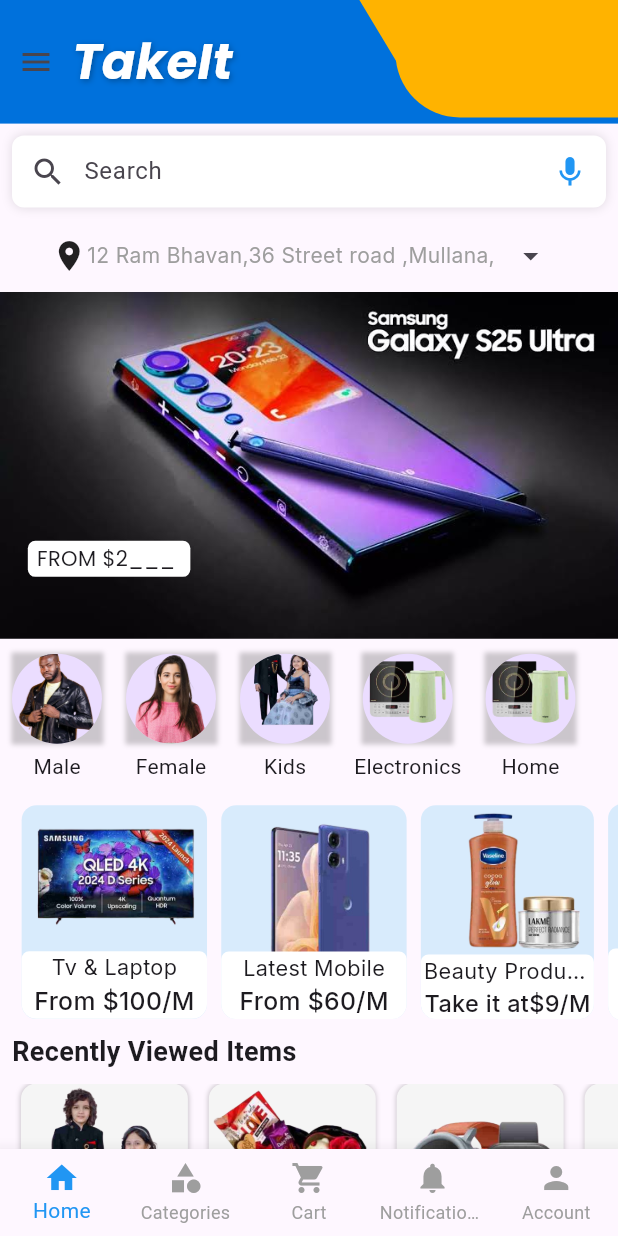
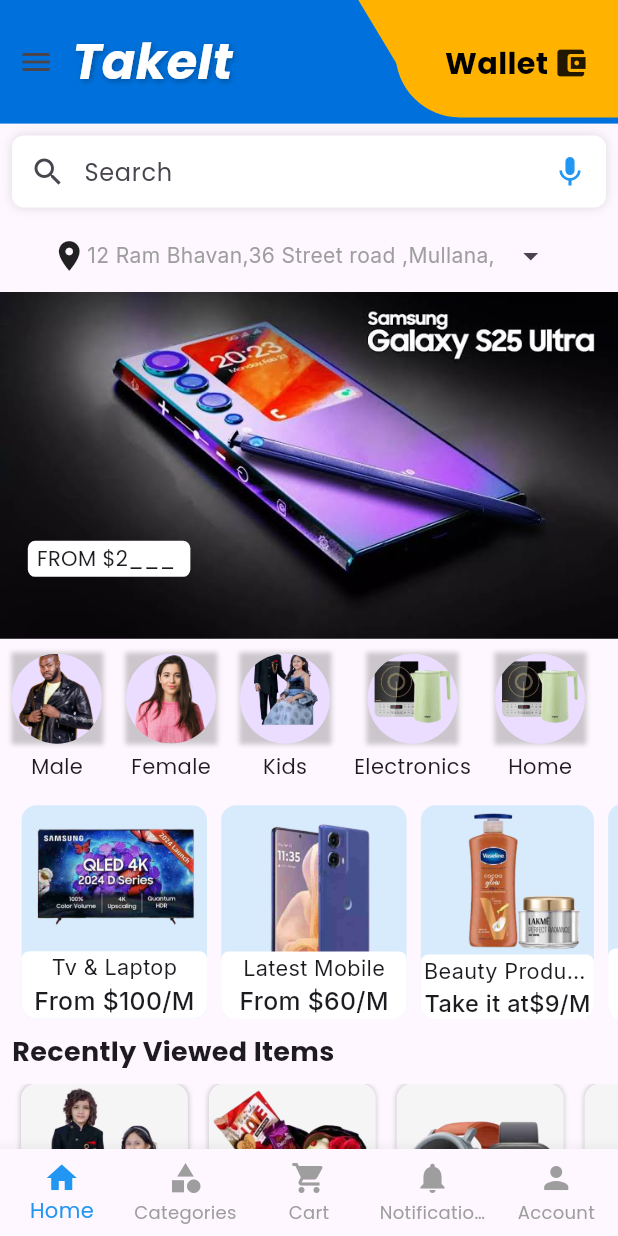
Before and after one commit to kartikkumarofficial/TakeIt, a Flutter app: the DashboardScreen screen opened directly, on a phone screen of 412 x 824 dp. Run offline on Flutter 3.47's test engine with Material 3 defaults, Android fonts, the phone set to English and light mode, and no system bars; our stand-ins replace animate_do, firebase_auth, firebase_core, font_awesome_flutter, get, google_fonts and 1 more; accounts and stored records are empty.

Commit message:
wallet background

```diff
--- a/lib/main.dart
+++ b/lib/main.dart
@@ -3,6 +3,7 @@ import 'package:TakeIt/pages/onboarding.dart';
 import 'package:flutter/material.dart';
 import 'package:get/get.dart';
 import 'package:firebase_core/firebase_core.dart';
+import 'package:google_fonts/google_fonts.dart';
 import 'firebase_options.dart';
 
 void main() async{
@@ -29,6 +30,7 @@ class MyApp extends StatelessWidget {
       themeMode: ThemeMode.light,
     translations: Languages(),
       theme: ThemeData(
+        textTheme: GoogleFonts.poppinsTextTheme(),
 
         colorScheme: ColorScheme.fromSeed(seedColor: Colors.deepPurple),
         useMaterial3: true,
--- a/lib/pages/dashboard.dart
+++ b/lib/pages/dashboard.dart
@@ -4,7 +4,7 @@ import 'package:TakeIt/widgets/Drawer.dart';
 import 'package:TakeIt/widgets/RotatedContainer.dart';
 import 'package:TakeIt/widgets/SlidingImageCard.dart';
 // import 'package:TakeIt/widgets/leftdrawer.dart';
-import 'package:TakeIt/widgets/walletcard.dart';
+import 'package:TakeIt/widgets/RightAngleTriangle.dart';
 import 'package:flutter/material.dart';
 import 'package:get/get.dart';
 import 'package:google_fonts/google_fonts.dart';
@@ -107,6 +107,7 @@ class _DashboardScreenState extends State<DashboardScreen> {
 
 
 
+
                   ],),
                 ),
                 Positioned(
@@ -125,13 +126,30 @@ class _DashboardScreenState extends State<DashboardScreen> {
 
                     )),
                 Positioned(
-                  right: Get.width*0.333,
-                  top: -Get.width*0.1,
+                  right: Get.width*0.3468,
+                  top: -Get.width*0.12,
                   child: CustomPaint(
                     size: Size(100, 100), // Adjust the size
                     painter: RightAngleTopRightTriangle(),
                   ),
                 ),
+                Positioned(
+                  right: Get.width*0.04,
+                  top: Get.width*0.065,
+                  child: Row(children: [
+                    Text('Wallet'.tr,
+                      style: GoogleFonts.poppins(
+                          color: Colors.black,
+                          fontSize: Get.width*0.049,
+                          fontWeight: FontWeight.bold
+
+                      ),),
+                    Padding(
+                      padding: EdgeInsets.all(3.0),
+                      child: Icon(Icons.account_balance_wallet),
+                    )
+                  ],),
+                )
               ],
             ),
             Padding(
--- a/lib/widgets/walletcard.dart
+++ b/lib/widgets/RightAngleTriangle.dart
@@ -1,4 +1,7 @@
 import 'package:flutter/material.dart';
+
+
+
 
 class RightAngleTopRightTriangle extends CustomPainter {
   @override
```
